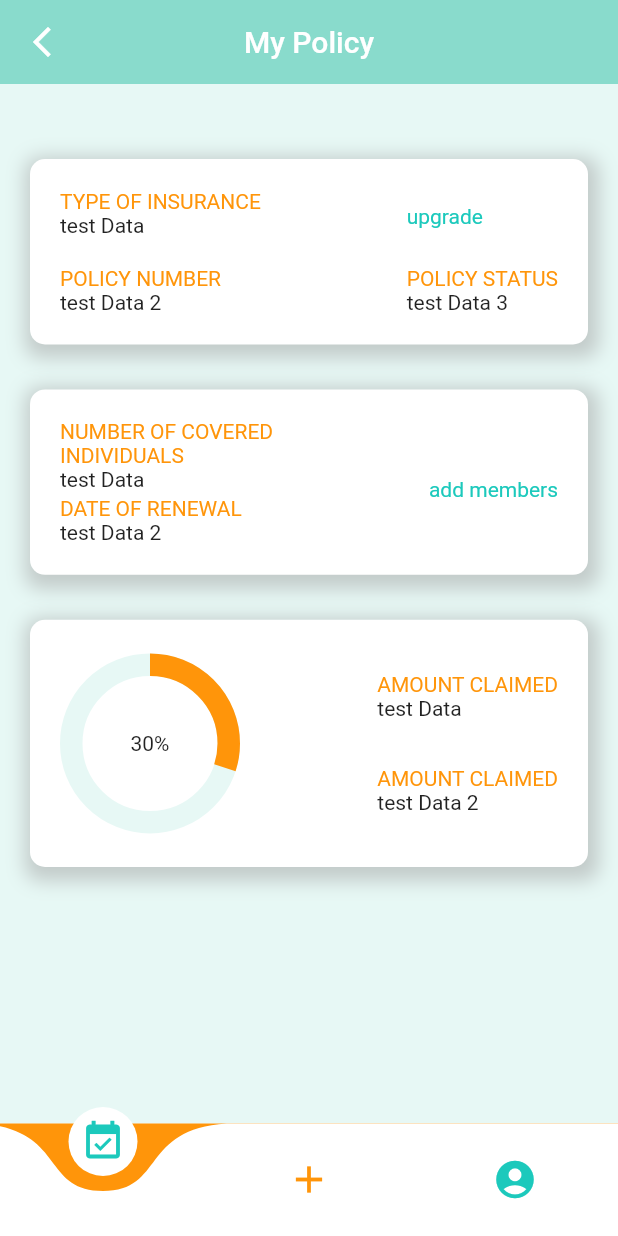
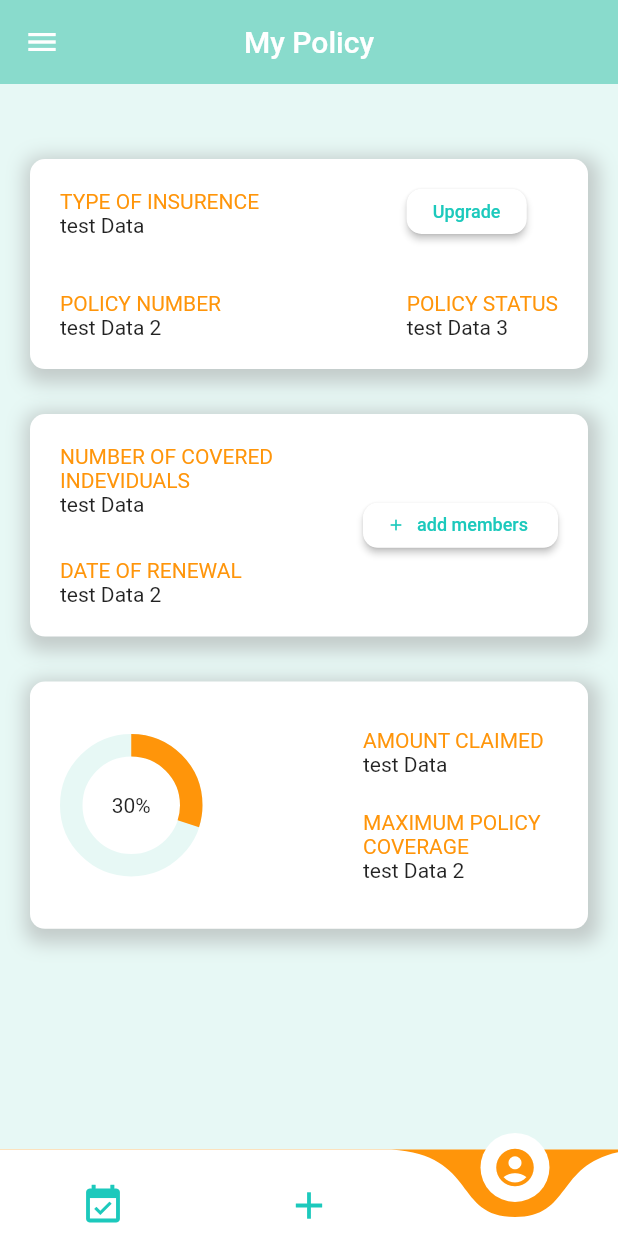
Before and after one commit to A-Morsy/SehaTech, a Flutter app: the MyPolicyView widget shown alone on an empty page, opened directly, on a phone screen of 412 x 824 dp. Run offline on Flutter 3.47's test engine with Material 2 defaults, Android fonts, the phone set to English and light mode, and no system bars; drawn by our look-alikes of curved_navigation_bar, percent_indicator; our stand-ins replace date_time_picker, flutter_toggle_tab; generated files the repository leaves out were written again.

Commit message:
Reusable NavBar

```diff
--- /dev/null
+++ b/seha_tech/lib/Reusable/appSkeleton.dart
@@ -0,0 +1,84 @@
+import 'package:curved_navigation_bar/curved_navigation_bar.dart';
+import 'package:flutter/material.dart';
+import 'package:seha_tech/Reusable/palette.dart';
+import 'package:seha_tech/views/MedicalProfile/userProfileMainWidget.dart';
+import 'package:seha_tech/views/medicalProfile/userProfile.dart';
+
+// ignore: must_be_immutable
+class AppSkeleton extends StatefulWidget {
+  final String viewName;
+  final String title;
+  final StringCallback callback;
+  final Icon icon;
+  Widget body;
+  AppSkeleton({
+    required this.title,
+    required this.callback,
+    required this.body,
+    required this.icon,
+    required this.viewName,
+  });
+
+  @override
+  _AppSkeletonState createState() => _AppSkeletonState();
+}
+
+class _AppSkeletonState extends State<AppSkeleton> {
+  //final List<Widget> _tabItems = [MyRequests()];
+  @override
+  Widget build(BuildContext context) {
+    int _page = appModel.getPageNumber;
+    print(appModel.getPageNumber);
+    return Scaffold(
+      appBar: AppBar(
+        title: Text(widget.title),
+        centerTitle: true,
+        //this part need to render defferently in each lang
+        // the arrow doesnt want to change direction
+        // AppLocalizations.of(context)!.localeName == 'en'
+        leading: IconButton(
+          icon: widget.icon,
+          onPressed: () {
+            if (widget.viewName == "Medical Profile") {
+              widget.callback(1);
+            } else {
+              Navigator.pop(context);
+            }
+          },
+        ),
+        backgroundColor: Palette.secondaryColor,
+        elevation: 0.0,
+      ),
+      body: widget.body, //Body of the view
+      bottomNavigationBar: CurvedNavigationBar(
+        index: _page,
+
+        //key:_bottomNavigationKey,
+
+        backgroundColor: Palette.thirdColor,
+        color: Colors.white,
+        height: MediaQuery.of(context).size.height * 0.07,
+        items: <Widget>[
+          Icon(
+            Icons.event_available,
+            size: 30,
+            color: (_page == 0) ? Palette.thirdColor : Palette.primaryColor,
+          ),
+          Icon(Icons.add,
+              size: 30,
+              color: (_page == 1) ? Palette.thirdColor : Palette.primaryColor),
+          Icon(Icons.account_circle,
+              size: 30,
+              color: (_page == 2) ? Palette.thirdColor : Palette.primaryColor),
+        ],
+        onTap: (index) {
+          setState(() {
+            _page = index;
+            appModel.setPageNumber = index;
+            print(_page);
+          });
+        },
+      ),
+    );
+  }
+}
--- /dev/null
+++ b/seha_tech/lib/models/appModel.dart
@@ -0,0 +1,9 @@
+import 'package:scoped_model/scoped_model.dart';
+
+class AppModel extends Model {
+  int pageNumber = 2;
+
+  get getPageNumber => this.pageNumber;
+
+  set setPageNumber(pageNumber) => this.pageNumber = pageNumber;
+}
--- a/seha_tech/lib/models/signInModel.dart
+++ b/seha_tech/lib/models/signInModel.dart
@@ -1,3 +1,4 @@
+// ignore: import_of_legacy_library_into_null_safe
 import 'package:scoped_model/scoped_model.dart';
 
 class SignInModel extends Model {
--- a/seha_tech/lib/views/medicalProfile/myPolicyView.dart
+++ /dev/null
@@ -1,68 +0,0 @@
-import 'package:flutter/material.dart';
-import 'package:seha_tech/Reusable/palette.dart';
-import 'package:flutter_gen/gen_l10n/app_localizations.dart';
-import 'package:seha_tech/views/medicalProfile/widgets/policyCard.dart';
-import 'package:curved_navigation_bar/curved_navigation_bar.dart';
-
-class MyPolicyView extends StatefulWidget {
-  @override
-  _MyPolicyView createState() => _MyPolicyView();
-}
-
-class _MyPolicyView extends State<MyPolicyView> {
-  @override
-  Widget build(BuildContext context) {
-    return Scaffold(
-      appBar: AppBar(
-        title: Text(AppLocalizations.of(context)!
-            .medicalProfile_userMainSubContainer_policy),
-        centerTitle: true,
-        //this part need to render defferently in each lang
-        // the arrow doesnt want to change direction
-        leading: AppLocalizations.of(context)!.localeName == 'en'
-            ? IconButton(
-                icon: Icon(Icons.arrow_back_ios_new, color: Colors.white),
-                onPressed: () {
-                  Navigator.pop(context);
-                },
-              )
-            : IconButton(
-                icon: Icon(Icons.arrow_back_ios_new, color: Colors.red),
-                onPressed: () {
-                  Navigator.pop(context);
-                },
-              ),
-        backgroundColor: Palette.secondaryColor,
-        elevation: 0.0,
-      ),
-      body: Container(
-        padding: EdgeInsets.fromLTRB(20, 50, 20, 0),
-        color: Palette.fifthColor,
-        child: ListView(
-          children: [FirstPolicyCard(), SecondPolicyCard(), ThirdPolicyCard()],
-        ),
-      ),
-      bottomNavigationBar: CurvedNavigationBar(
-        //key:_bottomNavigationKey,
-
-        backgroundColor: Palette.thirdColor,
-        color: Colors.white,
-        // height: MediaQuery.of(context).size.height * 0.09,
-        items: <Widget>[
-          Icon(
-            Icons.event_available,
-            size: 30,
-            color: Palette.primaryColor,
-          ),
-          Icon(Icons.add, size: 30, color: Palette.thirdColor),
-          Icon(Icons.account_circle, size: 30, color: Palette.primaryColor),
-        ],
-        onTap: (index) {
-          // setState(() {
-          //     _page = index;
-          //   });
-        },
-      ),
-    );
-  }
-}
--- /dev/null
+++ b/seha_tech/lib/views/myPolicy/myPolicyBody.dart
@@ -0,0 +1,18 @@
+import 'package:flutter/material.dart';
+import 'package:seha_tech/Reusable/palette.dart';
+import 'package:seha_tech/views/myPolicy/policyCard.dart';
+
+class MyPolicyBody extends StatelessWidget {
+  const MyPolicyBody({Key? key}) : super(key: key);
+
+  @override
+  Widget build(BuildContext context) {
+    return Container(
+        padding: EdgeInsets.fromLTRB(20, 50, 20, 0),
+        color: Palette.fifthColor,
+        child: ListView(
+          children: [FirstPolicyCard(), SecondPolicyCard(), ThirdPolicyCard()],
+        ),
+      );
+  }
+}
--- /dev/null
+++ b/seha_tech/lib/views/myPolicy/myPolicyView.dart
@@ -0,0 +1,36 @@
+import 'package:flutter/material.dart';
+// ignore: import_of_legacy_library_into_null_safe
+import 'package:scoped_model/scoped_model.dart';
+import 'package:seha_tech/Reusable/appSkeleton.dart';
+import 'package:seha_tech/models/appModel.dart';
+import 'package:seha_tech/views/myPolicy/myPolicyBody.dart';
+
+class MyPolicyView extends StatefulWidget {
+  @override
+  _MyPolicyView createState() => _MyPolicyView();
+}
+
+AppModel appModel = AppModel();
+
+class _MyPolicyView extends State<MyPolicyView> {
+  // ignore: unused_field
+  int _viewChange = 2;
+  set string(int value) => setState(() => _viewChange = value);
+  @override
+  Widget build(BuildContext context) {
+    return ScopedModel<AppModel>(model: appModel, child: _buildContent());
+  }
+
+  Widget _buildContent() {
+
+      return Container(
+        child: AppSkeleton(
+          icon: Icon(Icons.menu, color: Colors.white),
+          title: 'My Policy',
+          callback: (val) => setState(() => _viewChange = val),
+          body: MyPolicyBody(),
+          viewName: "Policy",
+        ),
+      );
+  }
+}
--- a/seha_tech/lib/views/medicalProfile/widgets/policyCard.dart
+++ b/seha_tech/lib/views/myPolicy/policyCard.dart
@@ -1,8 +1,6 @@
 import 'package:flutter/material.dart';
 import 'package:seha_tech/Reusable/palette.dart';
-// ignore: import_of_legacy_library_into_null_safe
 import 'package:percent_indicator/percent_indicator.dart';
-import 'package:flutter_gen/gen_l10n/app_localizations.dart';
 
 class FirstPolicyCard extends StatelessWidget {
   @override
@@ -21,7 +19,7 @@ class FirstPolicyCard extends StatelessWidget {
           ]),
       padding: EdgeInsets.all(20),
       margin: EdgeInsets.only(bottom: 30),
-      height: MediaQuery.of(context).size.height * 0.15,
+      height: MediaQuery.of(context).size.height * 0.17,
       child: Row(
         mainAxisAlignment: MainAxisAlignment.spaceBetween,
         children: [
@@ -33,16 +31,14 @@ class FirstPolicyCard extends StatelessWidget {
               children: [
                 Column(crossAxisAlignment: CrossAxisAlignment.start, children: [
                   Text(
-                    AppLocalizations.of(context)!
-                        .medicalProfile_myPolicyView_firstCard_firstTitle,
+                    'TYPE OF INSURENCE',
                     style: TextStyle(color: Palette.thirdColor),
                   ),
                   Text('test Data'),
                 ]),
                 Column(crossAxisAlignment: CrossAxisAlignment.start, children: [
                   Text(
-                    AppLocalizations.of(context)!
-                        .medicalProfile_myPolicyView_firstCard_secondTitle,
+                    'POLICY NUMBER',
                     style: TextStyle(color: Palette.thirdColor),
                   ),
                   Text('test Data 2'),
@@ -54,21 +50,36 @@ class FirstPolicyCard extends StatelessWidget {
             mainAxisAlignment: MainAxisAlignment.spaceBetween,
             crossAxisAlignment: CrossAxisAlignment.start,
             children: [
-              GestureDetector(
-                onTap: () {},
-                child: Container(
-                  margin: EdgeInsets.only(top: 10),
+              SizedBox(
+                width: 80.0,
+                height: 30.0,
+                child: ElevatedButton(
+                  style: ElevatedButton.styleFrom(
+                    primary: Colors.white,
+                    shape: RoundedRectangleBorder(
+                        //to set border radius to button
+                        borderRadius: BorderRadius.circular(10)),
+                  ),
+                  onPressed: () {},
                   child: Text(
-                    AppLocalizations.of(context)!
-                        .medicalProfile_myPolicyView_firstCard_button,
-                    style: TextStyle(color: Palette.primaryColor),
+                    'Upgrade',
+                    style: TextStyle(color: Palette.primaryColor, fontSize: 12),
                   ),
                 ),
               ),
+              // GestureDetector(
+              //   onTap: () {},
+              //   child: Container(
+              //     margin: EdgeInsets.only(top: 10),
+              // child: Text(
+              //   'Upgrade',
+              //   style: TextStyle(color: Palette.primaryColor),
+              // ),
+              //   ),
+              // ),
               Column(crossAxisAlignment: CrossAxisAlignment.start, children: [
                 Text(
-                  AppLocalizations.of(context)!
-                      .medicalProfile_myPolicyView_firstCard_thirdTitle,
+                  'POLICY STATUS',
                   style: TextStyle(color: Palette.thirdColor),
                 ),
                 Text('test Data 3'),
@@ -98,7 +109,7 @@ class SecondPolicyCard extends StatelessWidget {
           ]),
       padding: EdgeInsets.all(20),
       margin: EdgeInsets.only(bottom: 30),
-      height: MediaQuery.of(context).size.height * 0.15,
+      height: MediaQuery.of(context).size.height * 0.18,
       child: Row(
         mainAxisAlignment: MainAxisAlignment.spaceBetween,
         children: [
@@ -110,16 +121,14 @@ class SecondPolicyCard extends StatelessWidget {
               children: [
                 Column(crossAxisAlignment: CrossAxisAlignment.start, children: [
                   Text(
-                    AppLocalizations.of(context)!
-                        .medicalProfile_myPolicyView_secondCard_firstTitle,
+                    'NUMBER OF COVERED INDEVIDUALS',
                     style: TextStyle(color: Palette.thirdColor),
                   ),
                   Text('test Data'),
                 ]),
                 Column(crossAxisAlignment: CrossAxisAlignment.start, children: [
                   Text(
-                    AppLocalizations.of(context)!
-                        .medicalProfile_myPolicyView_secondCard_secondTitle,
+                    'DATE OF RENEWAL',
                     style: TextStyle(color: Palette.thirdColor),
                   ),
                   Text('test Data 2'),
@@ -127,17 +136,39 @@ class SecondPolicyCard extends StatelessWidget {
               ],
             ),
           ),
-          GestureDetector(
-            onTap: () {},
-            child: Container(
-              margin: EdgeInsets.only(top: 10),
-              child: Text(
-                AppLocalizations.of(context)!
-                    .medicalProfile_myPolicyView_secondCard_button,
-                style: TextStyle(color: Palette.primaryColor),
+          SizedBox(
+            width: 130,
+            height: 30.0,
+            child: ElevatedButton.icon(
+              style: ElevatedButton.styleFrom(
+                primary: Colors.white,
+                shape: RoundedRectangleBorder(
+                    //to set border radius to button
+                    borderRadius: BorderRadius.circular(10)),
+              ),
+              onPressed: () {},
+              icon: Icon(
+                Icons.add,
+                color: Palette.primaryColor,
+                size: 12,
+              ),
+              label: Text(
+                'add members',
+                style: TextStyle(color: Palette.primaryColor, fontSize: 12),
               ),
             ),
-          ),
+          )
+          // GestureDetector(
+          //   onTap: () {},
+          //   child: Container(
+          //     margin: EdgeInsets.only(top: 10),
+          //     child:
+          // Text(
+          //       'add members',
+          //       style: TextStyle(color: Palette.primaryColor),
+          //     ),
+          //   ),
+          // ),
         ],
       ),
     );
@@ -168,7 +199,7 @@ class ThirdPolicyCard extends StatelessWidget {
           Container(
               constraints: BoxConstraints(maxWidth: 250),
               child: new CircularPercentIndicator(
-                radius: 120.0,
+                radius: 95.0,
                 lineWidth: 15.0,
                 percent: 0.3,
                 center: new Text("30%"),
@@ -183,16 +214,14 @@ class ThirdPolicyCard extends StatelessWidget {
               children: [
                 Column(crossAxisAlignment: CrossAxisAlignment.start, children: [
                   Text(
-                    AppLocalizations.of(context)!
-                        .medicalProfile_myPolicyView_thirdCard_firstTitle,
+                    'AMOUNT CLAIMED',
                     style: TextStyle(color: Palette.thirdColor),
                   ),
                   Text('test Data'),
                 ]),
                 Column(crossAxisAlignment: CrossAxisAlignment.start, children: [
                   Text(
-                    AppLocalizations.of(context)!
-                        .medicalProfile_myPolicyView_thirdCard_firstTitle,
+                    'MAXIMUM POLICY COVERAGE',
                     style: TextStyle(color: Palette.thirdColor),
                   ),
                   Text('test Data 2'),
--- a/seha_tech/lib/views/myRequests/requestsPage.dart
+++ b/seha_tech/lib/views/myRequests/requestsPage.dart
@@ -38,7 +38,9 @@ class _MyRequestsState extends State<MyRequests> {
             })
             ,
             RequestsList()
-      ], title: "My Requests"),
+      ],
+      //title: "My Requests", callback: (int val) {  },),
+      )
     );
   }
 }
--- a/seha_tech/lib/views/myRequests/widgets/requestList.dart
+++ b/seha_tech/lib/views/myRequests/widgets/requestList.dart
@@ -1,5 +1,5 @@
 import 'package:flutter/material.dart';
-import 'package:seha_tech/Reusable/palette.dart';
+// import 'package:seha_tech/Reusable/palette.dart';
 
 class RequestsList extends StatefulWidget {
   RequestsList({Key? key}) : super(key: key);
```
Also changed, not shown: New folder/medicalProfile/medicalProfile.dart (deleted, +0 -115 lines), New folder/services/httpServices.dart (deleted, +0 -36 lines), seha_tech/lib/views/medicalProfile/userProfile.dart (+21 -9 lines), seha_tech/lib/views/medicalProfile/userProfileMainWidget.dart (+4 -62 lines), seha_tech/lib/views/medicalProfile/widgets/userMainSubContainer.dart (+15 -17 lines), seha_tech/lib/views/myRequests/widgets/requestCard.dart (added, +25 -0 lines).
